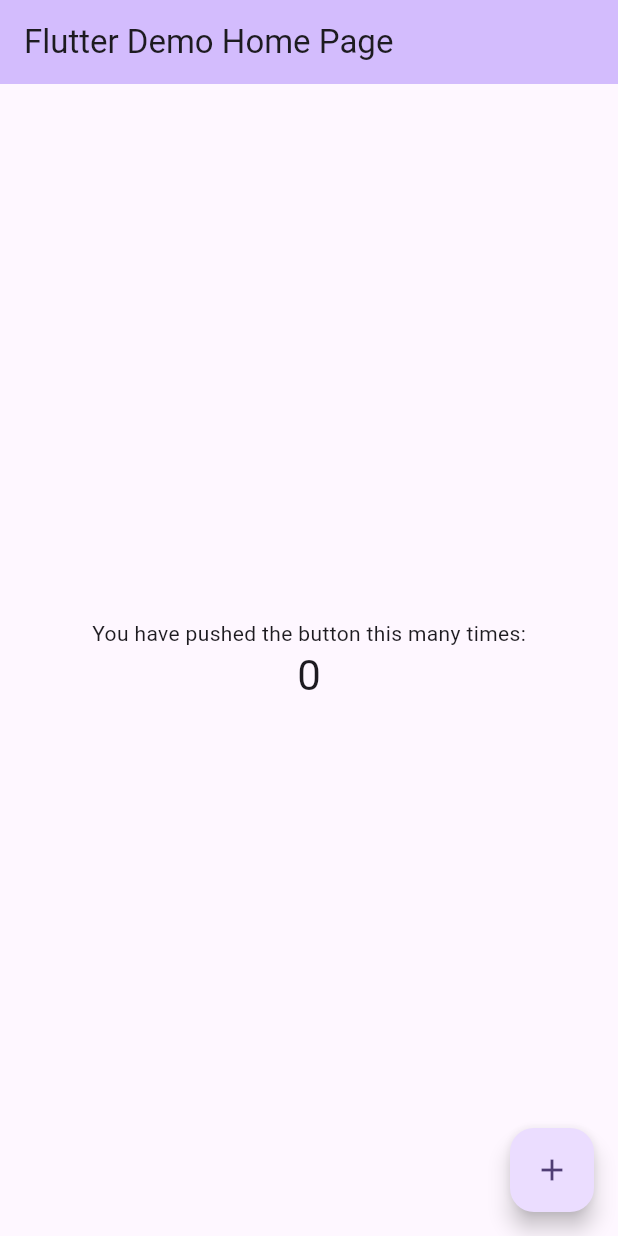
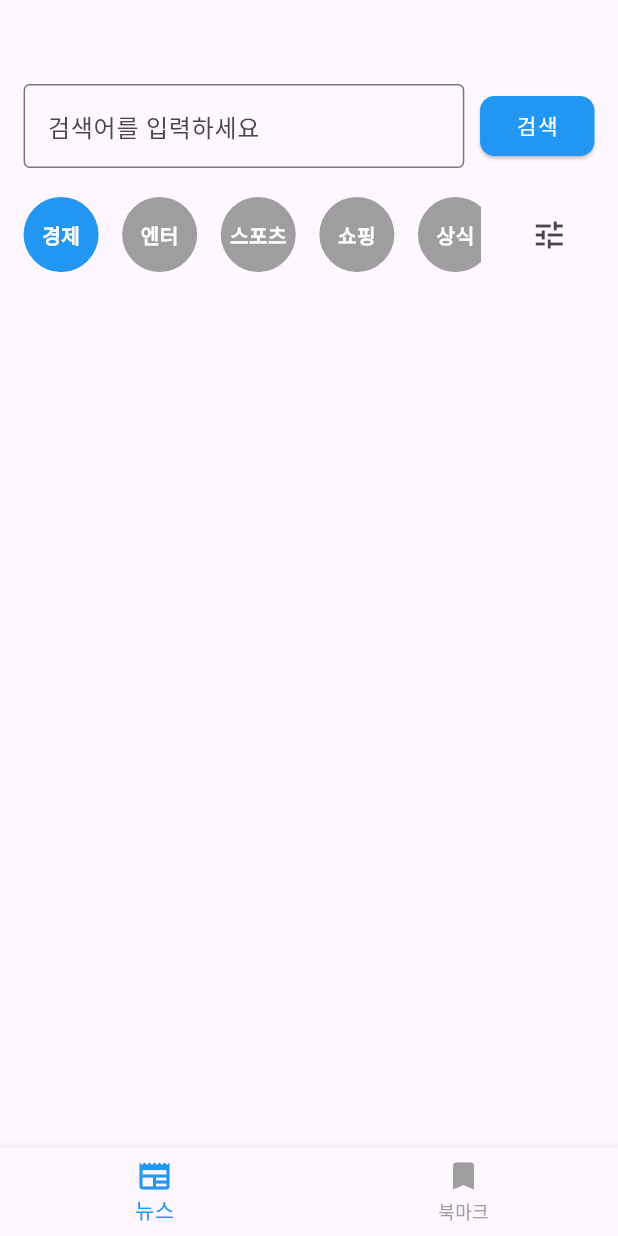
Before and after one commit to Kwontaebin/flutter_news, a Flutter app: the screen it shows after launch, on a phone screen of 412 x 824 dp. Run offline on Flutter 3.47's test engine with Material 3 defaults, Android fonts, the phone set to English and light mode, and no system bars; our stand-ins replace dio, flutter_dotenv, flutter_screenutil.

Commit message:
뉴스 화면 ui 구현 및 바텀 네비게이션바 구현

```diff
--- /dev/null
+++ b/lib/component/scaffold.dart
@@ -0,0 +1,50 @@
+import 'package:flutter/material.dart';
+import 'package:flutter_news/bookmark/bookmarkScreen.dart';
+import 'package:flutter_news/component/navigator.dart';
+import 'package:flutter_news/news/newsScreen.dart';
+
+class ScaffoldComponent extends StatefulWidget {
+
+  const ScaffoldComponent({super.key});
+
+  @override
+  State<ScaffoldComponent> createState() => _ScaffoldComponentState();
+}
+
+class _ScaffoldComponentState extends State<ScaffoldComponent> {
+  int _selectedIndex = 0; // 현재 선택된 탭 인덱스
+
+  final List _screens = [
+    const NewsScreen(),
+    const BookmarkScreen()
+  ];
+
+  void _onItemTapped(int index) {
+    setState(() {
+      _selectedIndex = index;
+    });
+  }
+
+  @override
+  Widget build(BuildContext context) {
+    return GestureDetector(
+      onTap: () {
+        FocusScope.of(context).unfocus();
+      },
+      child: Scaffold(
+        appBar: AppBar(),
+        body: _screens[_selectedIndex],
+        bottomNavigationBar: BottomNavigationBar(
+          currentIndex: _selectedIndex,
+          onTap: _onItemTapped,
+          selectedItemColor: Colors.blue,
+          unselectedItemColor: Colors.grey,
+          items: [
+            BottomNavigationBarItem(icon: Icon(Icons.newspaper), label: '뉴스'),
+            BottomNavigationBarItem(icon: Icon(Icons.bookmark), label: '북마크'),
+          ],
+        ),
+      ),
+    );
+  }
+}
--- a/lib/main.dart
+++ b/lib/main.dart
@@ -1,122 +1,36 @@
 import 'package:flutter/material.dart';
+import 'package:flutter_dotenv/flutter_dotenv.dart';
+import 'package:flutter_screenutil/flutter_screenutil.dart';
+import 'component/scaffold.dart';
 
-void main() {
+Future<void> main() async {
+  WidgetsFlutterBinding.ensureInitialized();
+  await dotenv.load(fileName: "/Users/kwonteabin/Documents/GitHub/flutter_news/.env");
   runApp(const MyApp());
 }
 
 class MyApp extends StatelessWidget {
   const MyApp({super.key});
 
-  // This widget is the root of your application.
   @override
   Widget build(BuildContext context) {
-    return MaterialApp(
-      title: 'Flutter Demo',
-      theme: ThemeData(
-        // This is the theme of your application.
-        //
-        // TRY THIS: Try running your application with "flutter run". You'll see
-        // the application has a purple toolbar. Then, without quitting the app,
-        // try changing the seedColor in the colorScheme below to Colors.green
-        // and then invoke "hot reload" (save your changes or press the "hot
-        // reload" button in a Flutter-supported IDE, or press "r" if you used
-        // the command line to start the app).
-        //
-        // Notice that the counter didn't reset back to zero; the application
-        // state is not lost during the reload. To reset the state, use hot
-        // restart instead.
-        //
-        // This works for code too, not just values: Most code changes can be
-        // tested with just a hot reload.
-        colorScheme: ColorScheme.fromSeed(seedColor: Colors.deepPurple),
-      ),
-      home: const MyHomePage(title: 'Flutter Demo Home Page'),
+    return ScreenUtilInit(
+      designSize: const Size(393, 852),
+      minTextAdapt: true,
+      splitScreenMode: true,
+      builder: (context, child) {
+        return MaterialApp(
+          debugShowCheckedModeBanner: false,
+          title: "flutterNews",
+          theme: ThemeData(
+            textTheme: Typography.englishLike2018.apply(
+              bodyColor: Colors.black,
+            ),
+          ),
+          home: child,
+        );
+      },
+      child: const ScaffoldComponent(),
     );
   }
 }
-
-class MyHomePage extends StatefulWidget {
-  const MyHomePage({super.key, required this.title});
-
-  // This widget is the home page of your application. It is stateful, meaning
-  // that it has a State object (defined below) that contains fields that affect
-  // how it looks.
-
-  // This class is the configuration for the state. It holds the values (in this
-  // case the title) provided by the parent (in this case the App widget) and
-  // used by the build method of the State. Fields in a Widget subclass are
-  // always marked "final".
-
-  final String title;
-
-  @override
-  State<MyHomePage> createState() => _MyHomePageState();
-}
-
-class _MyHomePageState extends State<MyHomePage> {
-  int _counter = 0;
-
-  void _incrementCounter() {
-    setState(() {
-      // This call to setState tells the Flutter framework that something has
-      // changed in this State, which causes it to rerun the build method below
-      // so that the display can reflect the updated values. If we changed
-      // _counter without calling setState(), then the build method would not be
-      // called again, and so nothing would appear to happen.
-      _counter++;
-    });
-  }
-
-  @override
-  Widget build(BuildContext context) {
-    // This method is rerun every time setState is called, for instance as done
-    // by the _incrementCounter method above.
-    //
-    // The Flutter framework has been optimized to make rerunning build methods
-    // fast, so that you can just rebuild anything that needs updating rather
-    // than having to individually change instances of widgets.
-    return Scaffold(
-      appBar: AppBar(
-        // TRY THIS: Try changing the color here to a specific color (to
-        // Colors.amber, perhaps?) and trigger a hot reload to see the AppBar
-        // change color while the other colors stay the same.
-        backgroundColor: Theme.of(context).colorScheme.inversePrimary,
-        // Here we take the value from the MyHomePage object that was created by
-        // the App.build method, and use it to set our appbar title.
-        title: Text(widget.title),
-      ),
-      body: Center(
-        // Center is a layout widget. It takes a single child and positions it
-        // in the middle of the parent.
-        child: Column(
-          // Column is also a layout widget. It takes a list of children and
-          // arranges them vertically. By default, it sizes itself to fit its
-          // children horizontally, and tries to be as tall as its parent.
-          //
-          // Column has various properties to control how it sizes itself and
-          // how it positions its children. Here we use mainAxisAlignment to
-          // center the children vertically; the main axis here is the vertical
-          // axis because Columns are vertical (the cross axis would be
-          // horizontal).
-          //
-          // TRY THIS: Invoke "debug painting" (choose the "Toggle Debug Paint"
-          // action in the IDE, or press "p" in the console), to see the
-          // wireframe for each widget.
-          mainAxisAlignment: MainAxisAlignment.center,
-          children: <Widget>[
-            const Text('You have pushed the button this many times:'),
-            Text(
-              '$_counter',
-              style: Theme.of(context).textTheme.headlineMedium,
-            ),
-          ],
-        ),
-      ),
-      floatingActionButton: FloatingActionButton(
-        onPressed: _incrementCounter,
-        tooltip: 'Increment',
-        child: const Icon(Icons.add),
-      ), // This trailing comma makes auto-formatting nicer for build methods.
-    );
-  }
-}
--- /dev/null
+++ b/lib/news/newsScreen.dart
@@ -0,0 +1,112 @@
+import 'package:flutter/material.dart';
+import 'package:flutter_dotenv/flutter_dotenv.dart';
+import 'package:flutter_screenutil/flutter_screenutil.dart';
+
+class NewsScreen extends StatefulWidget {
+  const NewsScreen({super.key});
+
+  @override
+  State<NewsScreen> createState() => _NewsScreenState();
+}
+
+class _NewsScreenState extends State<NewsScreen> {
+  final TextEditingController _textController = TextEditingController();
+  String _selectedKeyword = "경제";
+  late final newsApiKey;
+  final List<String> labels = ['경제', '엔터', '스포츠', '쇼핑', '상식', '개발', '지식', '건강'];
+
+  void initState() {
+    super.initState();
+    WidgetsBinding.instance.addPostFrameCallback((_) {
+      setState(() {
+        newsApiKey = dotenv.env['NEWS_API_KEY'];
+      });
+    });
+  }
+
+  @override
+  void dispose() {
+    _textController.dispose();
+    super.dispose();
+  }
+
+  @override
+  Widget build(BuildContext context) {
+    return Column(
+      spacing: 20.h,
+      mainAxisAlignment: MainAxisAlignment.start,
+      children: [
+        Padding(
+          padding: EdgeInsets.symmetric(horizontal: 15.w),
+          child: Row(
+            spacing: 10.w,
+            children: [
+              Expanded(
+                child: TextField(
+                  controller: _textController,
+                  decoration: InputDecoration(
+                    hintText: '검색어를 입력하세요', // placeholder
+                    border: OutlineInputBorder(),
+                  ),
+                ),
+              ),
+
+              ElevatedButton(
+                onPressed: () {
+                  // print(_textController.text);
+                  // print(newsApiKey);
+                },
+                style: ElevatedButton.styleFrom(
+                  backgroundColor: Colors.blue,
+                  shape: RoundedRectangleBorder(borderRadius: BorderRadius.circular(10.r)),
+                ),
+                child: Text("검색", style: TextStyle(color: Colors.white)),
+              ),
+            ],
+          ),
+        ),
+
+        Row(
+          children: [
+            Expanded(
+              flex: 7,
+              child: SingleChildScrollView(
+                scrollDirection: Axis.horizontal,
+                child: Padding(
+                  padding: EdgeInsets.symmetric(horizontal: 15.w),
+                  child: Row(
+                    spacing: 15.w,
+                    children: labels.map((label) {
+                      bool isSelected = label == _selectedKeyword;
+                      return InkWell(
+                        onTap: () {
+                          setState(() => _selectedKeyword = label);
+                        },
+                        child: Container(
+                          width: 50,
+                          height: 50,
+                          decoration: BoxDecoration(color: isSelected ? Colors.blue : Colors.grey, shape: BoxShape.circle),
+                          child: Center(
+                            child: Text(
+                              label,
+                              style: TextStyle(color: Colors.white, fontWeight: FontWeight.bold, fontSize: 14.sp),
+                            ),
+                          ),
+                        ),
+                      );
+                    }).toList(),
+                  ),
+                ),
+              ),
+            ),
+
+            Expanded(
+              flex: 2,
+              child: IconButton(onPressed: () {}, icon: Icon(Icons.tune)),
+            ),
+          ],
+        ),
+      ],
+    );
+  }
+}
--- a/pubspec.yaml
+++ b/pubspec.yaml
@@ -34,6 +34,9 @@ dependencies:
   # The following adds the Cupertino Icons font to your application.
   # Use with the CupertinoIcons class for iOS style icons.
   cupertino_icons: ^1.0.8
+  flutter_screenutil: ^5.9.3
+  flutter_dotenv: ^6.0.0
+  dio: ^5.9.0
 
 dev_dependencies:
   flutter_test:
```
Also changed, not shown: lib/bookmark/bookmarkScreen.dart (added, +17 -0 lines), lib/component/api/dio.dart (added, +34 -0 lines), lib/component/navigator.dart (added, +9 -0 lines), 1 other file.
